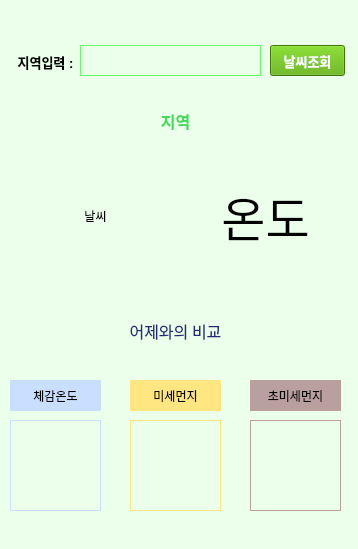
byunjeyun/pythonProject0614home, file ui/weather.ui: the form before one commit.
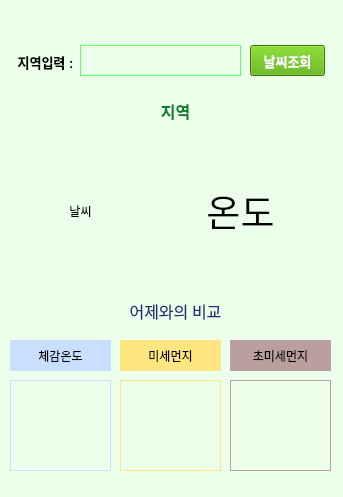
The form after the commit.

```diff
--- a/ui/weather.ui
+++ b/ui/weather.ui
@@ -6,8 +6,8 @@
    <rect>
     <x>0</x>
     <y>0</y>
-    <width>358</width>
-    <height>549</height>
+    <width>343</width>
+    <height>497</height>
    </rect>
   </property>
   <property name="windowTitle">
@@ -46,7 +46,7 @@
      <rect>
       <x>80</x>
       <y>45</y>
-      <width>181</width>
+      <width>161</width>
       <height>31</height>
      </rect>
     </property>
@@ -57,7 +57,7 @@
    <widget class="QPushButton" name="weather_btn">
     <property name="geometry">
      <rect>
-      <x>270</x>
+      <x>250</x>
       <y>45</y>
       <width>75</width>
       <height>31</height>
@@ -83,7 +83,7 @@
     <property name="geometry">
      <rect>
       <x>50</x>
-      <y>100</y>
+      <y>90</y>
       <width>251</width>
       <height>41</height>
      </rect>
@@ -97,7 +97,7 @@
      </font>
     </property>
     <property name="styleSheet">
-     <string notr="true">color:rgb(70, 218, 92)</string>
+     <string notr="true">color:rgb(12, 126, 48)</string>
     </property>
     <property name="text">
      <string>지역</string>
@@ -111,8 +111,8 @@
      <rect>
       <x>20</x>
       <y>150</y>
-      <width>151</width>
-      <height>131</height>
+      <width>121</width>
+      <height>121</height>
      </rect>
     </property>
     <property name="text">
@@ -125,16 +125,16 @@
    <widget class="QLabel" name="temp_label">
     <property name="geometry">
      <rect>
-      <x>190</x>
+      <x>160</x>
       <y>150</y>
-      <width>151</width>
-      <height>131</height>
+      <width>161</width>
+      <height>121</height>
      </rect>
     </property>
     <property name="font">
      <font>
       <family>휴먼모음T</family>
-      <pointsize>36</pointsize>
+      <pointsize>28</pointsize>
      </font>
     </property>
     <property name="text">
@@ -148,8 +148,8 @@
     <property name="geometry">
      <rect>
       <x>10</x>
-      <y>380</y>
-      <width>91</width>
+      <y>340</y>
+      <width>101</width>
       <height>31</height>
      </rect>
     </property>
@@ -173,9 +173,9 @@
    <widget class="QLabel" name="label_6">
     <property name="geometry">
      <rect>
-      <x>130</x>
-      <y>380</y>
-      <width>91</width>
+      <x>120</x>
+      <y>340</y>
+      <width>101</width>
       <height>31</height>
      </rect>
     </property>
@@ -199,9 +199,9 @@
    <widget class="QLabel" name="label_7">
     <property name="geometry">
      <rect>
-      <x>250</x>
-      <y>380</y>
-      <width>91</width>
+      <x>230</x>
+      <y>340</y>
+      <width>101</width>
       <height>31</height>
      </rect>
     </property>
@@ -225,12 +225,20 @@
    <widget class="QLabel" name="dust2_label">
     <property name="geometry">
      <rect>
-      <x>250</x>
-      <y>420</y>
-      <width>91</width>
+      <x>230</x>
+      <y>380</y>
+      <width>101</width>
       <height>91</height>
      </rect>
     </property>
+    <property name="font">
+     <font>
+      <family>Agency FB</family>
+      <pointsize>20</pointsize>
+      <weight>75</weight>
+      <bold>true</bold>
+     </font>
+    </property>
     <property name="styleSheet">
      <string notr="true">border:solid; border-width: 1px; border-color:rgb(185, 159, 157)</string>
     </property>
@@ -245,13 +253,21 @@
     <property name="geometry">
      <rect>
       <x>10</x>
-      <y>420</y>
-      <width>91</width>
+      <y>380</y>
+      <width>101</width>
       <height>91</height>
      </rect>
     </property>
+    <property name="font">
+     <font>
+      <family>Agency FB</family>
+      <pointsize>20</pointsize>
+      <weight>75</weight>
+      <bold>true</bold>
+     </font>
+    </property>
     <property name="styleSheet">
-     <string notr="true">border:solid; border-width: 1px; border-color:rgb(201, 223, 255)</string>
+     <string notr="true">border:solid; border-width: 1px; border-color:rgb(201, 223, 255);color:rgb(255, 147, 133)</string>
     </property>
     <property name="text">
      <string/>
@@ -263,12 +279,20 @@
    <widget class="QLabel" name="dust1_label">
     <property name="geometry">
      <rect>
-      <x>130</x>
-      <y>420</y>
-      <width>91</width>
+      <x>120</x>
+      <y>380</y>
+      <width>101</width>
       <height>91</height>
      </rect>
     </property>
+    <property name="font">
+     <font>
+      <family>Agency FB</family>
+      <pointsize>20</pointsize>
+      <weight>75</weight>
+      <bold>true</bold>
+     </font>
+    </property>
     <property name="styleSheet">
      <string notr="true">border:solid; border-width: 1px; border-color:rgb(255, 230, 128)</string>
     </property>
@@ -283,9 +307,9 @@
     <property name="geometry">
      <rect>
       <x>20</x>
-      <y>310</y>
+      <y>300</y>
       <width>311</width>
-      <height>41</height>
+      <height>21</height>
      </rect>
     </property>
     <property name="font">
```
